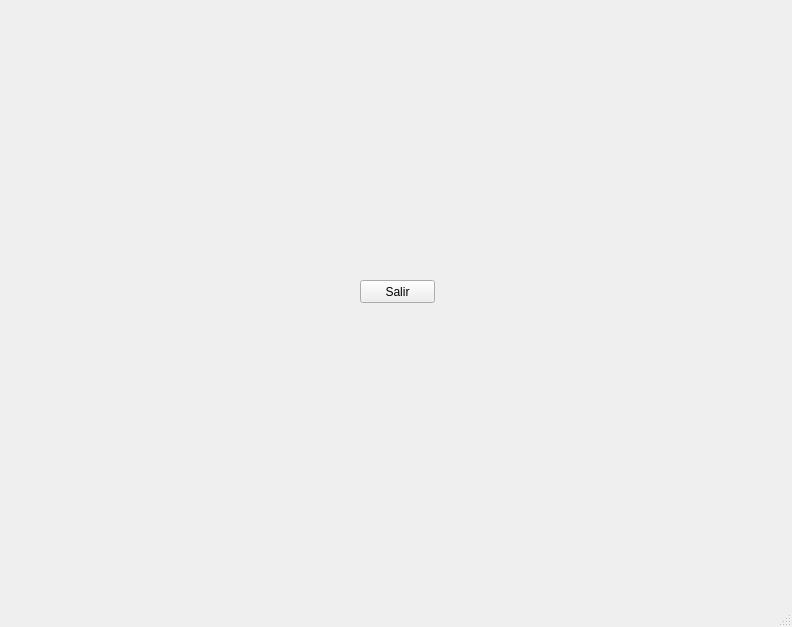
First picture: the form in TEMA 1/mainWindow.ui, repository braisdp6/2DAM_DI, before the edit.
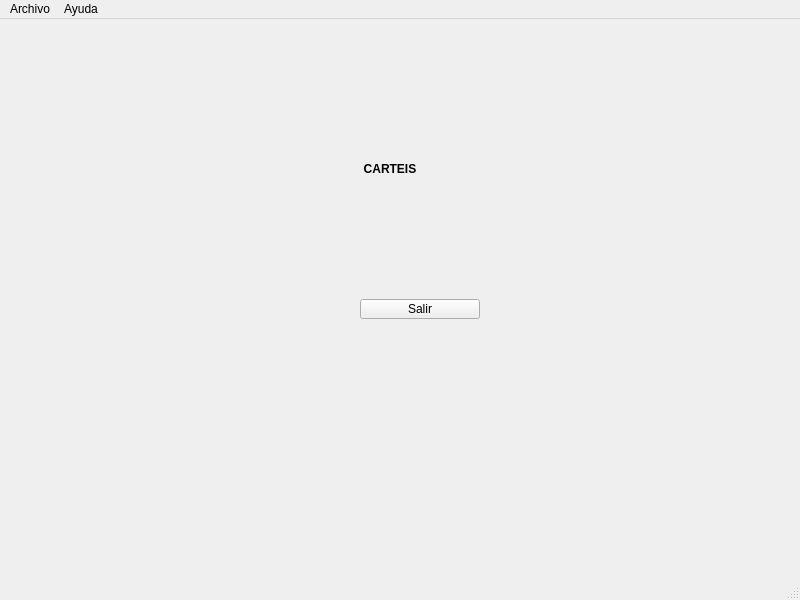
Second picture: the form after the edit.

Diff of the .ui file:
```diff
--- a/TEMA 1/mainWindow.ui
+++ b/TEMA 1/mainWindow.ui
@@ -6,10 +6,22 @@
    <rect>
     <x>0</x>
     <y>0</y>
-    <width>792</width>
-    <height>627</height>
+    <width>800</width>
+    <height>600</height>
    </rect>
   </property>
+  <property name="sizePolicy">
+   <sizepolicy hsizetype="Expanding" vsizetype="Expanding">
+    <horstretch>0</horstretch>
+    <verstretch>0</verstretch>
+   </sizepolicy>
+  </property>
+  <property name="minimumSize">
+   <size>
+    <width>800</width>
+    <height>600</height>
+   </size>
+  </property>
   <property name="windowTitle">
    <string>MainWindow</string>
   </property>
@@ -19,24 +31,96 @@
      <rect>
       <x>360</x>
       <y>280</y>
-      <width>75</width>
-      <height>23</height>
+      <width>120</width>
+      <height>20</height>
      </rect>
     </property>
+    <property name="sizePolicy">
+     <sizepolicy hsizetype="Fixed" vsizetype="Fixed">
+      <horstretch>0</horstretch>
+      <verstretch>0</verstretch>
+     </sizepolicy>
+    </property>
+    <property name="minimumSize">
+     <size>
+      <width>120</width>
+      <height>20</height>
+     </size>
+    </property>
+    <property name="maximumSize">
+     <size>
+      <width>120</width>
+      <height>20</height>
+     </size>
+    </property>
     <property name="text">
      <string>Salir</string>
     </property>
    </widget>
+   <widget class="QLabel" name="lblTitulo">
+    <property name="geometry">
+     <rect>
+      <x>330</x>
+      <y>140</y>
+      <width>120</width>
+      <height>20</height>
+     </rect>
+    </property>
+    <property name="sizePolicy">
+     <sizepolicy hsizetype="Expanding" vsizetype="Preferred">
+      <horstretch>0</horstretch>
+      <verstretch>0</verstretch>
+     </sizepolicy>
+    </property>
+    <property name="minimumSize">
+     <size>
+      <width>120</width>
+      <height>20</height>
+     </size>
+    </property>
+    <property name="maximumSize">
+     <size>
+      <width>240</width>
+      <height>40</height>
+     </size>
+    </property>
+    <property name="font">
+     <font>
+      <weight>75</weight>
+      <bold>true</bold>
+     </font>
+    </property>
+    <property name="text">
+     <string>CARTEIS</string>
+    </property>
+    <property name="alignment">
+     <set>Qt::AlignCenter</set>
+    </property>
+   </widget>
   </widget>
   <widget class="QMenuBar" name="menubar">
    <property name="geometry">
     <rect>
      <x>0</x>
      <y>0</y>
-     <width>792</width>
+     <width>800</width>
      <height>21</height>
     </rect>
    </property>
+   <widget class="QMenu" name="menuArchivo">
+    <property name="title">
+     <string>Archivo</string>
+    </property>
+    <addaction name="actionSalir"/>
+   </widget>
+   <widget class="QMenu" name="menuHelp">
+    <property name="title">
+     <string>Ayuda</string>
+    </property>
+    <addaction name="actionAcerca_de"/>
+   </widget>
+   <addaction name="menuArchivo"/>
+   <addaction name="menuHelp"/>
   </widget>
   <widget class="QStatusBar" name="statusbar"/>
  </widget>
```
Left out of the diff: 10 changed lines with no effect on the pictures.
